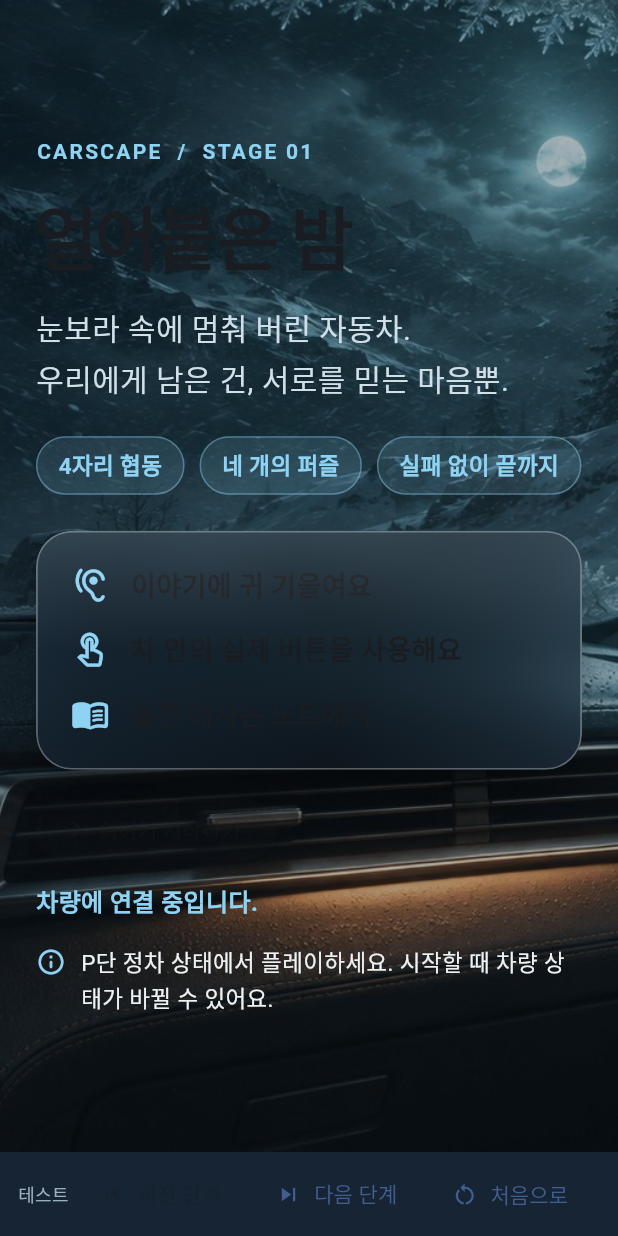
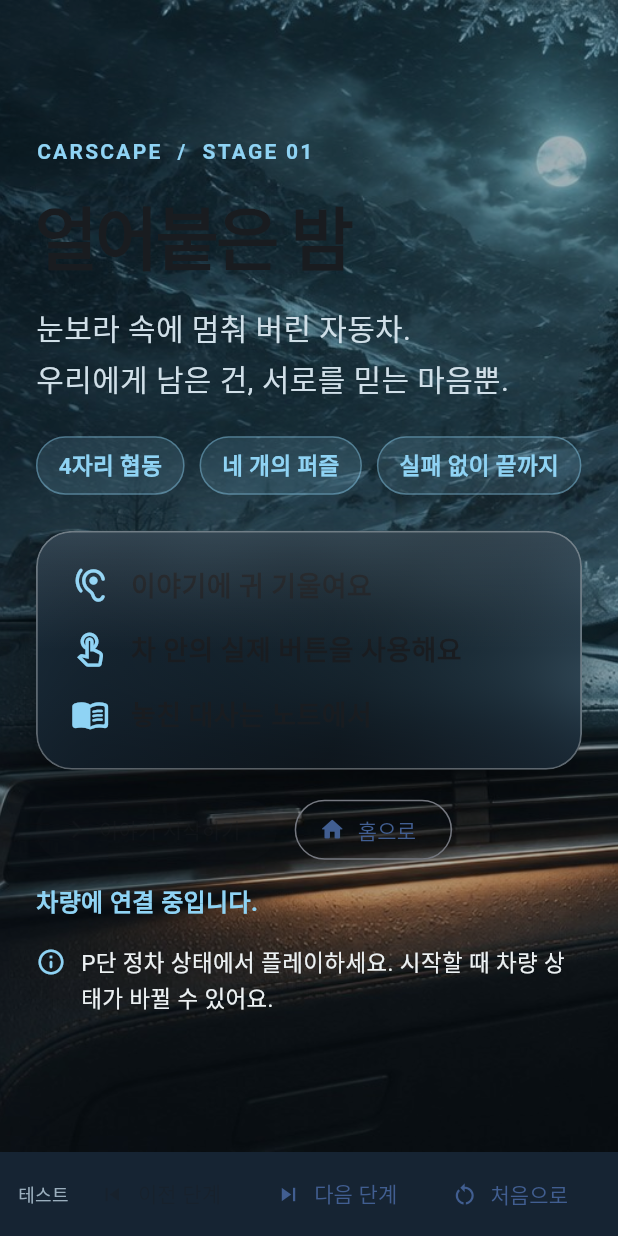
Before and after one commit to yjw2115/carscape, a Flutter app: the TutorialScreen screen opened directly, on a phone screen of 412 x 824 dp. Run offline on Flutter 3.47's test engine with Material 3 defaults, Android fonts, the phone set to English and light mode, and no system bars; our stand-ins replace audioplayers, flutter_tts, shared_preferences; accounts and stored records are empty; Roboto replaces fonts that are missing (Pretendard).

Commit message:
feat(tutorial): 스토리 시작 화면에 홈으로 돌아가기 버튼 추가
"이야기 시작하기" 옆에 "홈으로" 버튼을 두어 시작 전 테마 선택으로 돌아갈 수 있게 함.
연 화면이 있을 때만 보이고, 시작 전이라 확인 없이 닫는다.

Co-Authored-By: Claude Opus 5.5 <noreply@anthropic.com>

```diff
--- a/lib/features/tutorial/presentation/tutorial_screen.dart
+++ b/lib/features/tutorial/presentation/tutorial_screen.dart
@@ -720,11 +720,25 @@ class _TutorialScreenState extends State<TutorialScreen>
                       ),
                     ],
                     const SizedBox(height: 16),
-                    FilledButton.icon(
-                      key: const Key('start-tutorial'),
-                      onPressed: c.readyToStart ? _start : null,
-                      icon: const Icon(Icons.arrow_forward_rounded),
-                      label: const Text('이야기 시작하기'),
+                    Wrap(
+                      spacing: 12,
+                      runSpacing: 12,
+                      children: [
+                        FilledButton.icon(
+                          key: const Key('start-tutorial'),
+                          onPressed: c.readyToStart ? _start : null,
+                          icon: const Icon(Icons.arrow_forward_rounded),
+                          label: const Text('이야기 시작하기'),
+                        ),
+                        // Not started yet, so leaving needs no confirmation.
+                        if (Navigator.canPop(context))
+                          OutlinedButton.icon(
+                            key: const Key('intro-home'),
+                            onPressed: () => Navigator.pop(context),
+                            icon: const Icon(Icons.home_rounded),
+                            label: const Text('홈으로'),
+                          ),
+                      ],
                     ),
                     if (!_demo) ...[
                       const SizedBox(height: 12),
```
Also changed, not shown: 1 other file.
